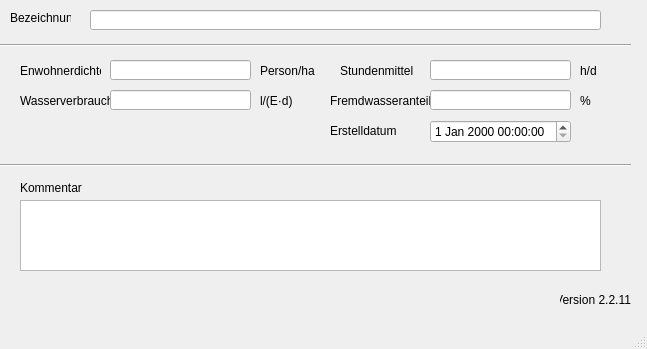
Above: qkan/database/templates/einzugsgebiete.ui from hoettges/QKan before the change. Below: the same form after it.
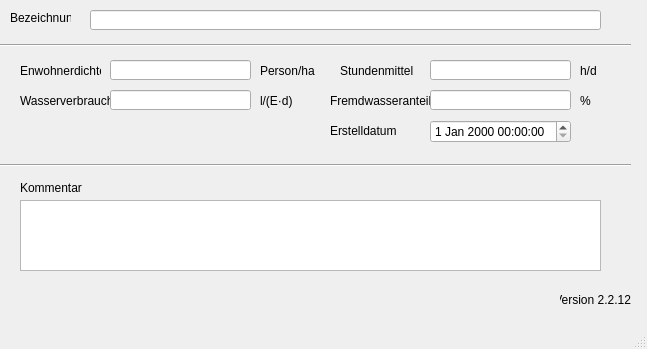
That is the form after the change. Custom widgets are drawn as their Qt base class.

```diff
--- a/qkan/database/templates/einzugsgebiete.ui
+++ b/qkan/database/templates/einzugsgebiete.ui
@@ -269,7 +269,7 @@
      <string>Version QKan Import</string>
     </property>
     <property name="text">
-     <string>Version 2.2.11</string>
+     <string>Version 2.2.12</string>
     </property>
     <property name="alignment">
      <set>Qt::AlignRight|Qt::AlignTrailing|Qt::AlignVCenter</set>
```
